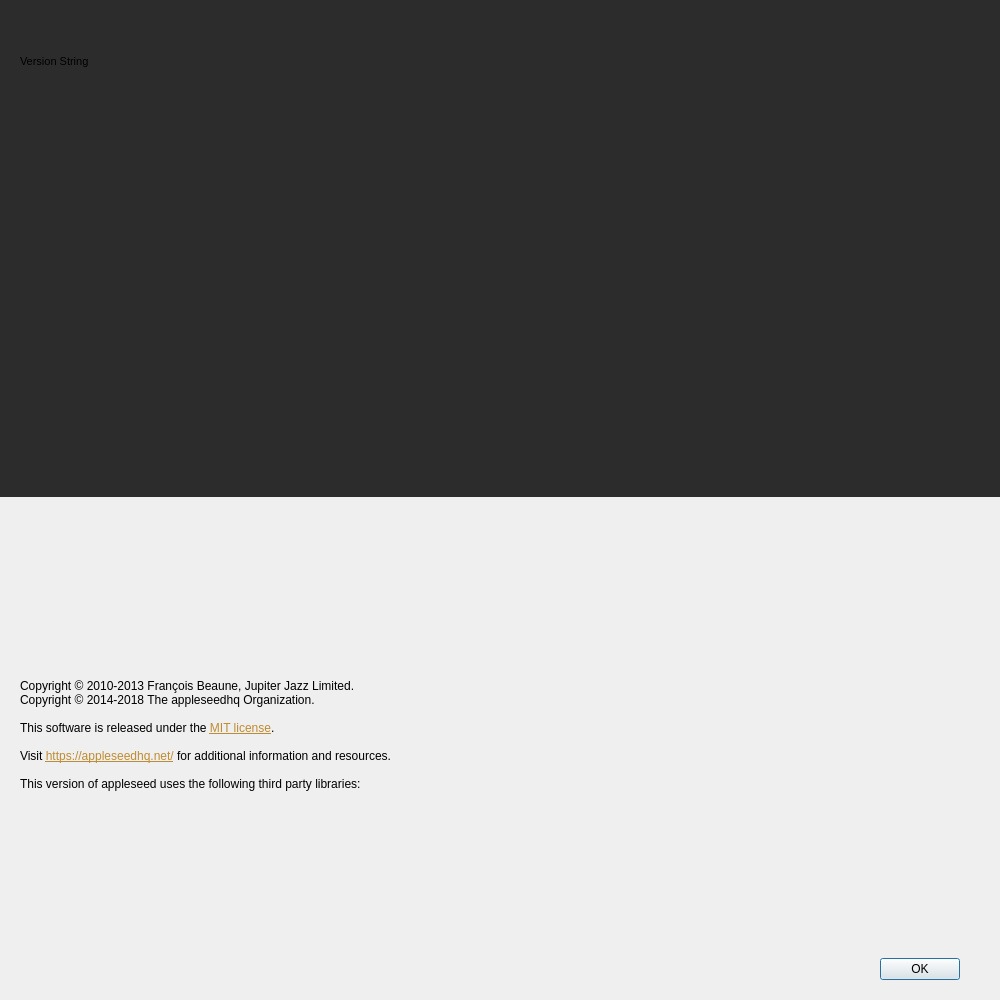
This is src/appleseed.studio/help/about/aboutwindow.ui in appleseedhq/appleseed as Qt 5 draws it before an edit. The edited form follows.
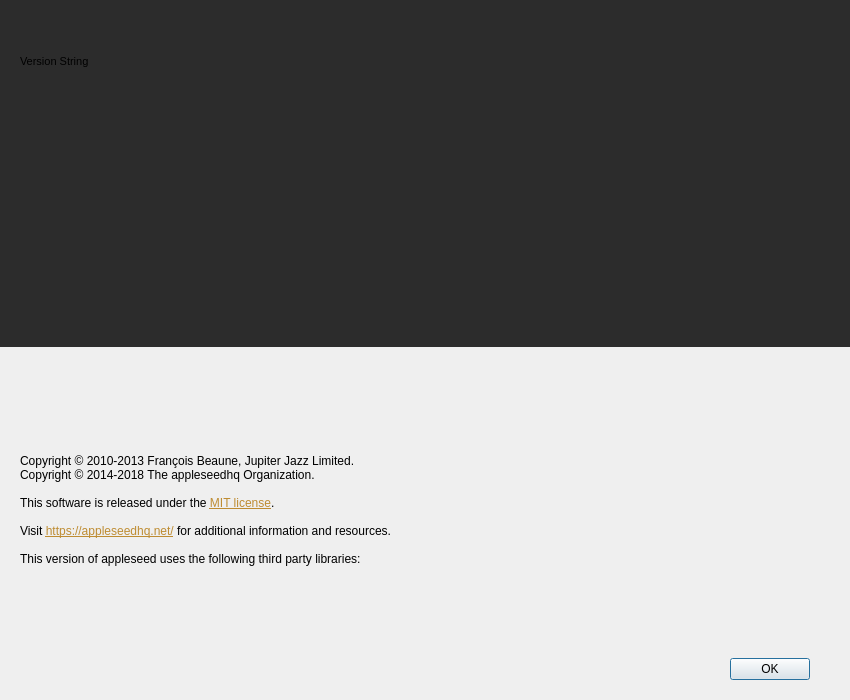
This is the edited form. Icons and pictures are not drawn.

Commit message: Adjust dimensions of About dialog

Diff of the .ui file:
```diff
--- a/src/appleseed.studio/help/about/aboutwindow.ui
+++ b/src/appleseed.studio/help/about/aboutwindow.ui
@@ -9,8 +9,8 @@
    <rect>
     <x>0</x>
     <y>0</y>
-    <width>1000</width>
-    <height>1000</height>
+    <width>850</width>
+    <height>700</height>
    </rect>
   </property>
   <property name="windowTitle">
```
